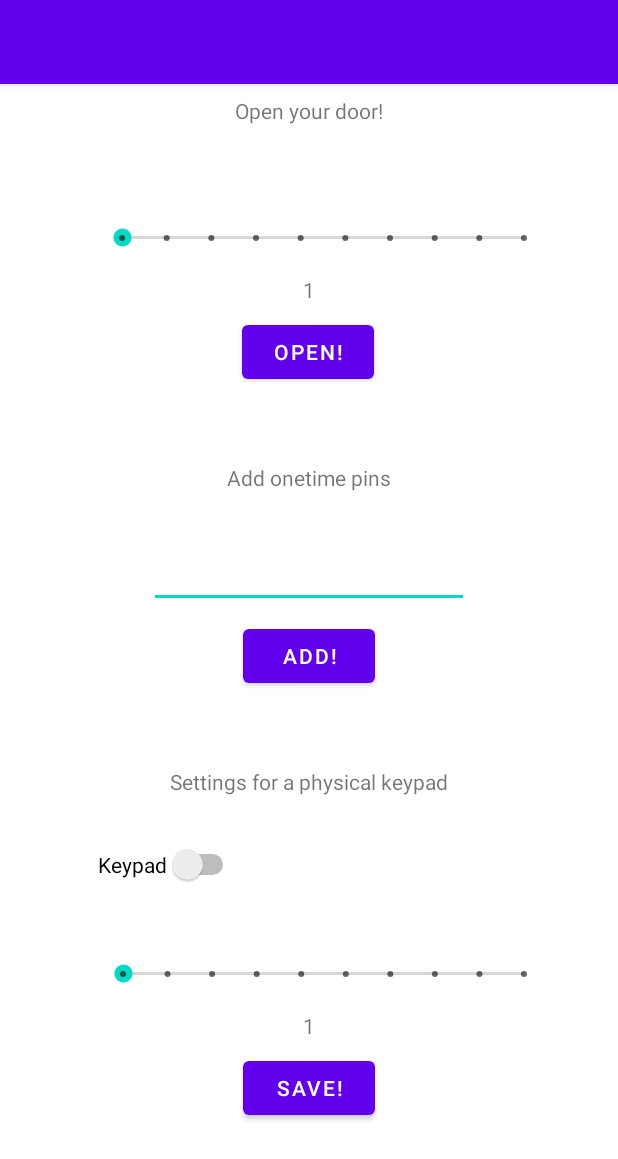
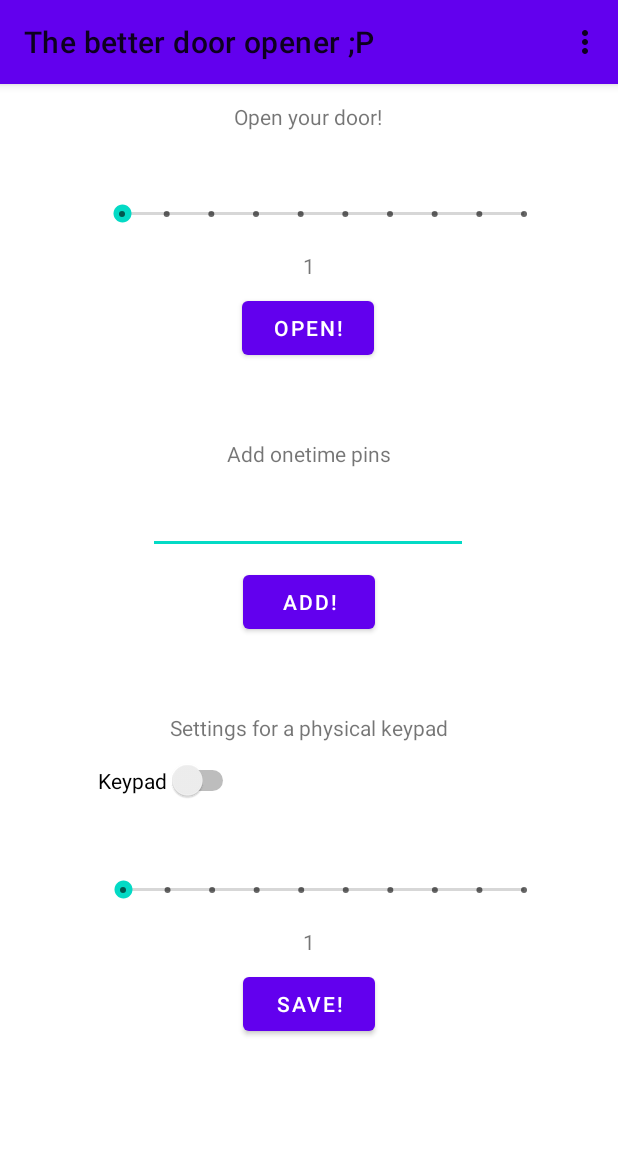
Before and after one commit to NikomitK/DoorOpener, an Android app: the layout activity_open.xml on its own in the app's theme, with its tools: preview values and no code run, on a phone screen of 412 x 824 dp. Shown: the top 1159 px of the screen. Run offline under Robolectric (Android 15) with nearby library versions, the phone set to English and light mode, and no system bars; network calls fail.

Commit message:
added preferences, fixed action bar in preference screen

```diff
--- a/app/build.gradle
+++ b/app/build.gradle
@@ -42,6 +42,7 @@ dependencies {
     implementation 'androidx.constraintlayout:constraintlayout:2.1.3'
     implementation 'androidx.navigation:navigation-fragment-ktx:2.3.5'
     implementation 'androidx.navigation:navigation-ui-ktx:2.3.5'
+    implementation 'androidx.preference:preference:1.1.1'
     testImplementation 'junit:junit:4.13.2'
     androidTestImplementation 'androidx.test.ext:junit:1.1.3'
     androidTestImplementation 'androidx.test.espresso:espresso-core:3.4.0'
--- a/app/src/main/AndroidManifest.xml
+++ b/app/src/main/AndroidManifest.xml
@@ -1,7 +1,9 @@
 <?xml version="1.0" encoding="utf-8"?>
 <manifest xmlns:android="http://schemas.android.com/apk/res/android"
     package="tk.nikomitk.dooropenerhalfnew">
+
     <uses-permission android:name="android.permission.INTERNET" />
+
     <application
         android:allowBackup="true"
         android:icon="@mipmap/ic_launcher"
@@ -9,6 +11,10 @@
         android:roundIcon="@mipmap/ic_launcher_round"
         android:supportsRtl="true"
         android:theme="@style/Theme.DoorOpenerHalfNew.NoActionBar">
+        <activity
+            android:name=".SettingsActivity"
+            android:exported="false"
+            android:label="@string/title_activity_settings" />
         <activity
             android:name=".OpenActivity"
             android:exported="false"
--- a/app/src/main/res/layout/activity_open.xml
+++ b/app/src/main/res/layout/activity_open.xml
@@ -13,10 +13,13 @@
         android:background="?attr/colorPrimary"
         android:elevation="4dp"
         android:theme="@style/ThemeOverlay.AppCompat.ActionBar"
+        app:title="@string/open_header"
+        app:menu="@menu/resource_menu"
         app:layout_constraintEnd_toEndOf="parent"
         app:layout_constraintStart_toStartOf="parent"
         app:layout_constraintTop_toTopOf="parent"
-        app:popupTheme="@style/ThemeOverlay.AppCompat.Light" />
+        app:popupTheme="@style/ThemeOverlay.AppCompat.Light"
+        />
 
 
     <Button
@@ -35,7 +38,7 @@
         style="@style/Widget.AppCompat.SeekBar.Discrete"
         android:layout_width="300dp"
         android:layout_height="87dp"
-        android:layout_marginTop="32dp"
+        android:layout_marginTop="12dp"
         android:indeterminate="false"
         android:max="9"
         android:progress="0"
@@ -48,7 +51,7 @@
         android:id="@+id/keypadSwitch"
         android:layout_width="wrap_content"
         android:layout_height="wrap_content"
-        android:layout_marginTop="32dp"
+        android:layout_marginTop="12dp"
         android:text="Keypad"
         app:layout_constraintStart_toStartOf="@+id/openBar"
         app:layout_constraintTop_toBottomOf="@+id/textView4" />
@@ -101,9 +104,10 @@
         android:id="@+id/textView3"
         android:layout_width="wrap_content"
         android:layout_height="wrap_content"
-        android:layout_marginTop="8dp"
+        android:layout_marginTop="12dp"
         android:text="Open your door!"
         app:layout_constraintEnd_toEndOf="parent"
+        app:layout_constraintHorizontal_bias="0.498"
         app:layout_constraintStart_toStartOf="parent"
         app:layout_constraintTop_toBottomOf="@+id/my_toolbar" />
 
@@ -121,10 +125,11 @@
         android:id="@+id/editTextTextPersonName"
         android:layout_width="wrap_content"
         android:layout_height="wrap_content"
-        android:layout_marginTop="32dp"
+        android:layout_marginTop="12dp"
         android:ems="10"
         android:inputType="number"
         app:layout_constraintEnd_toEndOf="parent"
+        app:layout_constraintHorizontal_bias="0.497"
         app:layout_constraintStart_toStartOf="parent"
         app:layout_constraintTop_toBottomOf="@+id/textView5" />
 
--- /dev/null
+++ b/app/src/main/res/menu/resource_menu.xml
@@ -0,0 +1,13 @@
+<?xml version="1.0" encoding="utf-8"?>
+<menu xmlns:android="http://schemas.android.com/apk/res/android"
+    xmlns:app="http://schemas.android.com/apk/res-auto">
+    <item
+        android:id="@+id/action_settings"
+        android:title="Settings"
+        app:showAsAction="never" />
+
+    <item
+        android:id="@+id/action_log"
+        android:title="Show logs"
+        app:showAsAction="never" />
+</menu>
--- a/build.gradle
+++ b/build.gradle
@@ -2,7 +2,7 @@
 plugins {
     id 'com.android.application' version '7.1.3' apply false
     id 'com.android.library' version '7.1.3' apply false
-    id 'org.jetbrains.kotlin.android' version '1.6.10' apply false
+    id 'org.jetbrains.kotlin.android' version '1.6.20' apply false
 }
 
 task clean(type: Delete) {
```
Also changed, not shown: app/src/main/java/tk/nikomitk/dooropenerhalfnew/LoginActivity.kt (+7 -0 lines), app/src/main/java/tk/nikomitk/dooropenerhalfnew/OpenActivity.kt (+33 -5 lines), app/src/main/java/tk/nikomitk/dooropenerhalfnew/Storage.kt (+6 -1 lines), app/src/main/res/values/arrays.xml (added, +12 -0 lines).
